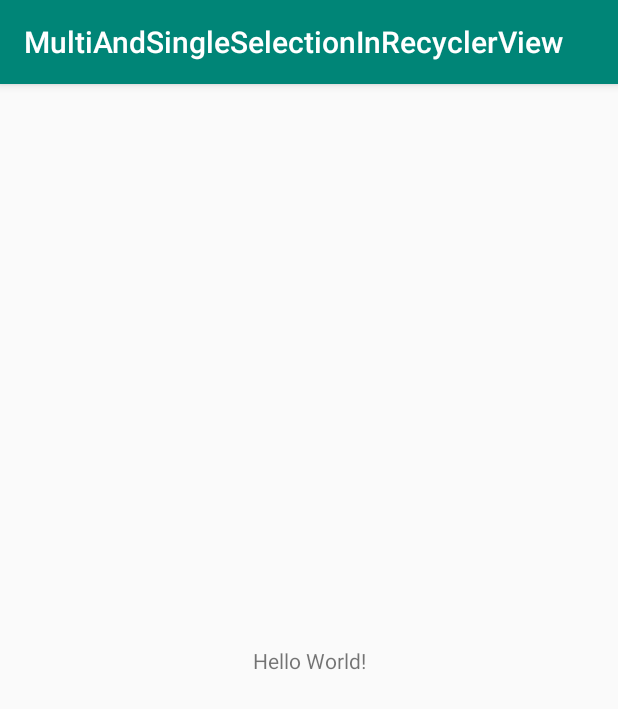
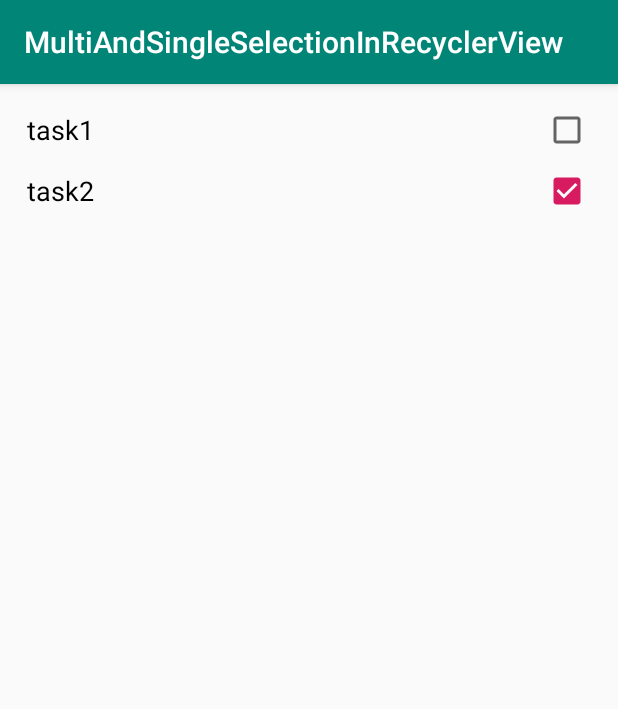
Before and after one commit to yuta-sanada0089/MultiAndSingleSelectionInRecyclerView, an Android app: the screen it shows after launch (MainActivity), on a phone screen of 412 x 824 dp. Shown: the top 709 px of the screen. Run offline under Robolectric (Android 15) with nearby library versions, the phone set to English and light mode, and no system bars.

Commit message:
sample textView and checkBox in recyclerView

```diff
--- a/app/build.gradle
+++ b/app/build.gradle
@@ -30,4 +30,5 @@ dependencies {
     testImplementation 'junit:junit:4.12'
     androidTestImplementation 'com.android.support.test:runner:1.0.2'
     androidTestImplementation 'com.android.support.test.espresso:espresso-core:3.0.2'
+    implementation 'com.android.support:recyclerview-v7:28.0.0'
 }
--- /dev/null
+++ b/app/src/main/java/com/example/mac/multiandsingleselectioninrecyclerview/Adapter.kt
@@ -0,0 +1,40 @@
+package com.example.mac.multiandsingleselectioninrecyclerview
+
+import android.support.v7.widget.RecyclerView
+import android.view.LayoutInflater
+import android.view.View
+import android.view.ViewGroup
+import android.widget.CheckBox
+import android.widget.CheckedTextView
+import android.widget.TextView
+import java.util.ArrayList
+
+class Adapter(var tasks: MutableList<Task>) : RecyclerView.Adapter<Adapter.TaskViewHolder>() {
+
+    override fun onCreateViewHolder(parent: ViewGroup, viewType: Int): TaskViewHolder {
+        val context = parent?.context
+        val view = LayoutInflater.from(context)?.inflate(R.layout.checked_item, parent, false)
+        return TaskViewHolder(view!!)
+    }
+
+    override fun onBindViewHolder(holder: TaskViewHolder, position: Int) {
+        holder?.bindTask(tasks[position])
+    }
+
+    override fun getItemCount(): Int {
+        return tasks.size
+    }
+
+    inner class TaskViewHolder(view: View) : RecyclerView.ViewHolder(view) {
+        val descriptionTextView = view?.findViewById(R.id.task_description) as? TextView
+        val completedCheckBox = view?.findViewById(R.id.task_completed) as? CheckBox
+        fun bindTask(task: Task) {
+            descriptionTextView?.text = task.description
+            completedCheckBox?.isChecked = task.completed
+
+            completedCheckBox?.setOnCheckedChangeListener { buttonView, isChecked ->
+                tasks[adapterPosition].completed = isChecked
+            }
+        }
+    }
+}
--- a/app/src/main/java/com/example/mac/multiandsingleselectioninrecyclerview/MainActivity.kt
+++ b/app/src/main/java/com/example/mac/multiandsingleselectioninrecyclerview/MainActivity.kt
@@ -2,11 +2,25 @@ package com.example.mac.multiandsingleselectioninrecyclerview
 
 import android.support.v7.app.AppCompatActivity
 import android.os.Bundle
+import android.support.v7.widget.LinearLayoutManager
+import android.support.v7.widget.RecyclerView
 
 class MainActivity : AppCompatActivity() {
 
     override fun onCreate(savedInstanceState: Bundle?) {
         super.onCreate(savedInstanceState)
         setContentView(R.layout.activity_main)
+        val recyclerView = findViewById(R.id.selection_list) as RecyclerView
+        val layoutManager = LinearLayoutManager(this)
+        val adapter = Adapter(getSampleTasks())
+        recyclerView.layoutManager = layoutManager
+        recyclerView.adapter = adapter
+    }
+
+    private fun getSampleTasks(): MutableList<Task> {
+        val task1 = Task("task1")
+        val task2 = Task("task2", true)
+
+        return mutableListOf(task1, task2)
     }
 }
--- /dev/null
+++ b/app/src/main/java/com/example/mac/multiandsingleselectioninrecyclerview/Task.kt
@@ -0,0 +1,5 @@
+package com.example.mac.multiandsingleselectioninrecyclerview
+
+import java.io.Serializable
+
+data class Task(var description: String, var completed: Boolean = false) : Serializable
--- a/app/src/main/res/layout/activity_main.xml
+++ b/app/src/main/res/layout/activity_main.xml
@@ -1,19 +1,16 @@
 <?xml version="1.0" encoding="utf-8"?>
-<android.support.constraint.ConstraintLayout
-        xmlns:android="http://schemas.android.com/apk/res/android"
-        xmlns:tools="http://schemas.android.com/tools"
-        xmlns:app="http://schemas.android.com/apk/res-auto"
-        android:layout_width="match_parent"
-        android:layout_height="match_parent"
-        tools:context=".MainActivity">
+<RelativeLayout xmlns:android="http://schemas.android.com/apk/res/android"
+                xmlns:tools="http://schemas.android.com/tools"
+                android:id="@+id/activity_main"
+                android:layout_width="match_parent"
+                android:layout_height="match_parent"
+                tools:context=".MainActivity"
+                style="@style/activity_main">
 
-    <TextView
-            android:layout_width="wrap_content"
-            android:layout_height="wrap_content"
-            android:text="Hello World!"
-            app:layout_constraintBottom_toBottomOf="parent"
-            app:layout_constraintLeft_toLeftOf="parent"
-            app:layout_constraintRight_toRightOf="parent"
-            app:layout_constraintTop_toTopOf="parent"/>
+    <android.support.v7.widget.RecyclerView
+            android:id="@+id/selection_list"
+            android:layout_width="match_parent"
+            android:layout_height="wrap_content">
 
-</android.support.constraint.ConstraintLayout>
+    </android.support.v7.widget.RecyclerView>
+</RelativeLayout>
--- /dev/null
+++ b/app/src/main/res/layout/checked_item.xml
@@ -0,0 +1,29 @@
+<?xml version="1.0" encoding="utf-8"?>
+<RelativeLayout xmlns:android="http://schemas.android.com/apk/res/android"
+                android:layout_width="match_parent"
+                android:layout_height="wrap_content"
+                android:padding="8dp">
+
+    <TextView
+            android:layout_width="wrap_content"
+            android:layout_height="wrap_content"
+            android:textAppearance="?android:attr/textAppearanceMedium"
+            android:text="Medium Text"
+            android:id="@+id/task_description"
+            android:layout_alignParentTop="true"
+            android:layout_alignParentLeft="true"
+            android:layout_alignParentStart="true"
+            android:layout_toLeftOf="@+id/task_completed"
+            android:layout_toStartOf="@+id/task_completed"
+            android:textColor="@android:color/black"
+            android:layout_alignParentBottom="false" />
+
+    <CheckBox
+            android:layout_width="wrap_content"
+            android:layout_height="wrap_content"
+            android:id="@+id/task_completed"
+            android:layout_alignBottom="@+id/task_description"
+            android:layout_alignParentRight="true"
+            android:layout_alignParentEnd="true"
+            android:layout_alignParentTop="true" />
+</RelativeLayout>
--- a/app/src/main/res/values/styles.xml
+++ b/app/src/main/res/values/styles.xml
@@ -8,4 +8,8 @@
         <item name="colorAccent">@color/colorAccent</item>
     </style>
 
+    <style name="activity_main">
+        <item name="android:padding">10dp</item>
+    </style>
+
 </resources>
```
